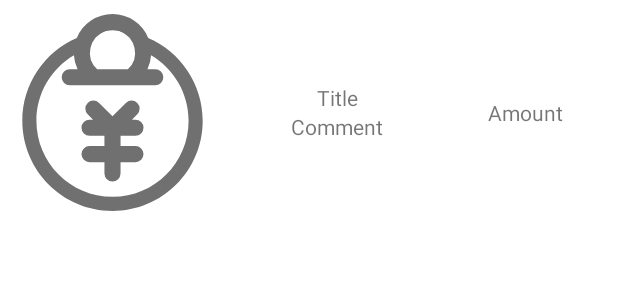
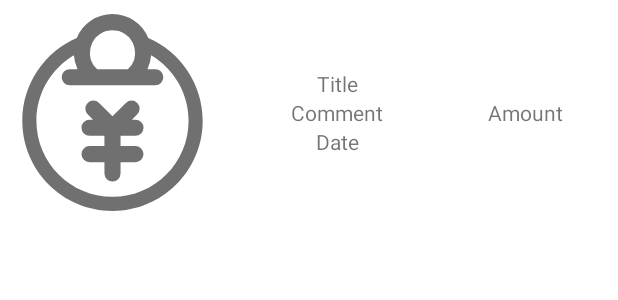
Before and after one commit to ChopperCP/MyAccount, an Android app: the layout item_holder.xml on its own in the app's theme, with its tools: preview values and no code run, on a phone screen of 412 x 824 dp. Shown: the top 300 px of the screen. Run offline under Robolectric (Android 15) with nearby library versions, the phone set to English and light mode, and no system bars.

Commit message:
1. Added java.util.Date field to Transaction 2. UI new line: date

```diff
--- a/app/src/main/res/layout/item_holder.xml
+++ b/app/src/main/res/layout/item_holder.xml
@@ -26,8 +26,7 @@
                 android:layout_width="150dp"
                 android:layout_height="150dp"
                 android:orientation="vertical"
-                android:gravity="center"
-                >
+                android:gravity="center">
 
                 <TextView
                     android:id="@+id/textView_title"
@@ -42,6 +41,13 @@
                     android:layout_height="wrap_content"
                     android:gravity="center"
                     android:text="Comment" />
+
+                <TextView
+                    android:id="@+id/textView_date"
+                    android:layout_width="match_parent"
+                    android:layout_height="wrap_content"
+                    android:gravity="center"
+                    android:text="Date" />
 
             </LinearLayout>
 
```
Also changed, not shown: app/src/main/java/com/example/myaccount/models/Transaction.java (+16 -8 lines), app/src/main/java/com/example/myaccount/ui/home/HomeFragment.java (+7 -1 lines). Lines whose indentation alone changed are shown as unchanged.
